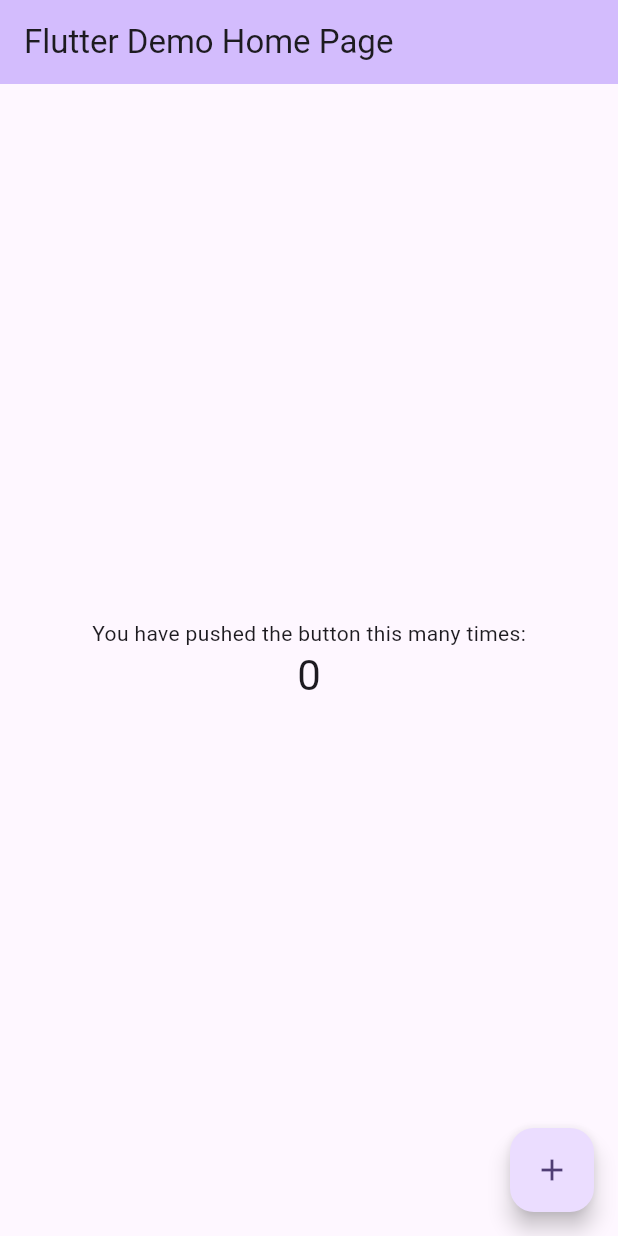
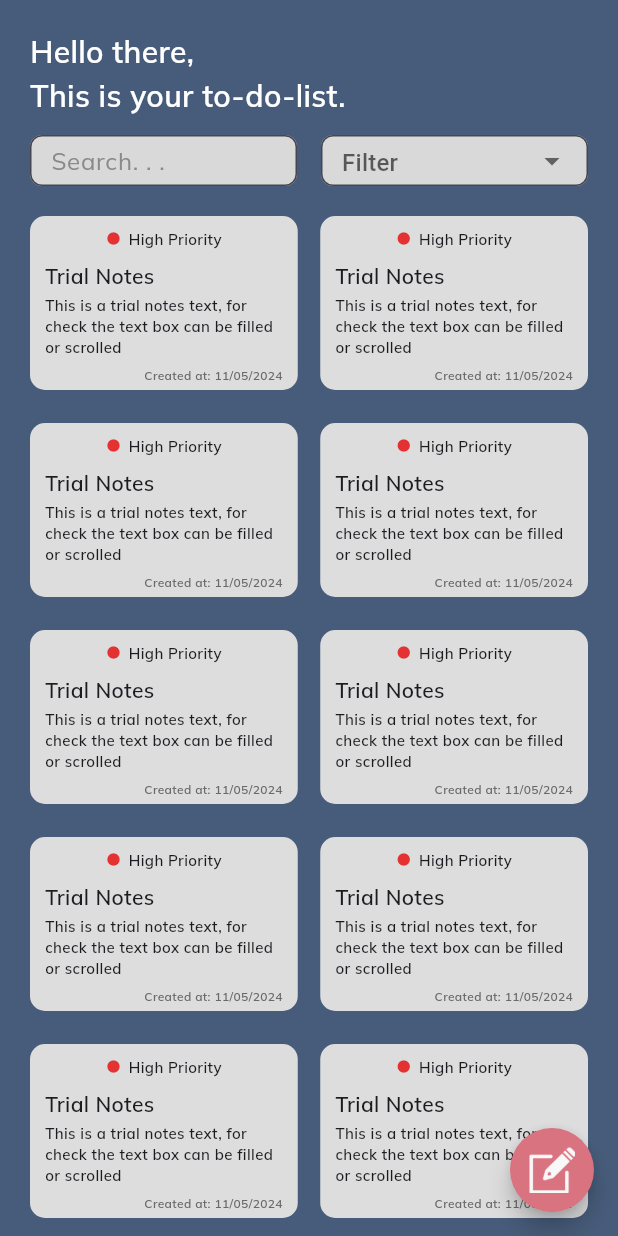
Before and after one commit to Hendri-M/todo-apps-sqflite, a Flutter app: the screen it shows after launch, on a phone screen of 412 x 824 dp. Run offline on Flutter 3.47's test engine with Material 3 defaults, Android fonts, the phone set to English and light mode, and no system bars; our stand-ins replace google_fonts.

Commit message:
feat: added home, grid, fab, filters

```diff
--- /dev/null
+++ b/lib/items/items.dart
@@ -0,0 +1 @@
+List<String> priorities = ["High Priority", "Low Priority"];
--- a/lib/main.dart
+++ b/lib/main.dart
@@ -1,125 +1,14 @@
 import 'package:flutter/material.dart';
 
-void main() {
-  runApp(const MyApp());
+import 'pages/homepage.dart';
+import 'pages/splashscreen.dart';
+
+void main(List<String> args) {
+  runApp(MaterialApp(
+    initialRoute: '/',
+    routes: {
+      '/': (context) => const Splashscreen(),
+      '/home': (context) => const Home()
+    },
+  ));
 }
-
-class MyApp extends StatelessWidget {
-  const MyApp({super.key});
-
-  // This widget is the root of your application.
-  @override
-  Widget build(BuildContext context) {
-    return MaterialApp(
-      title: 'Flutter Demo',
-      theme: ThemeData(
-        // This is the theme of your application.
-        //
-        // TRY THIS: Try running your application with "flutter run". You'll see
-        // the application has a purple toolbar. Then, without quitting the app,
-        // try changing the seedColor in the colorScheme below to Colors.green
-        // and then invoke "hot reload" (save your changes or press the "hot
-        // reload" button in a Flutter-supported IDE, or press "r" if you used
-        // the command line to start the app).
-        //
-        // Notice that the counter didn't reset back to zero; the application
-        // state is not lost during the reload. To reset the state, use hot
-        // restart instead.
-        //
-        // This works for code too, not just values: Most code changes can be
-        // tested with just a hot reload.
-        colorScheme: ColorScheme.fromSeed(seedColor: Colors.deepPurple),
-        useMaterial3: true,
-      ),
-      home: const MyHomePage(title: 'Flutter Demo Home Page'),
-    );
-  }
-}
-
-class MyHomePage extends StatefulWidget {
-  const MyHomePage({super.key, required this.title});
-
-  // This widget is the home page of your application. It is stateful, meaning
-  // that it has a State object (defined below) that contains fields that affect
-  // how it looks.
-
-  // This class is the configuration for the state. It holds the values (in this
-  // case the title) provided by the parent (in this case the App widget) and
-  // used by the build method of the State. Fields in a Widget subclass are
-  // always marked "final".
-
-  final String title;
-
-  @override
-  State<MyHomePage> createState() => _MyHomePageState();
-}
-
-class _MyHomePageState extends State<MyHomePage> {
-  int _counter = 0;
-
-  void _incrementCounter() {
-    setState(() {
-      // This call to setState tells the Flutter framework that something has
-      // changed in this State, which causes it to rerun the build method below
-      // so that the display can reflect the updated values. If we changed
-      // _counter without calling setState(), then the build method would not be
-      // called again, and so nothing would appear to happen.
-      _counter++;
-    });
-  }
-
-  @override
-  Widget build(BuildContext context) {
-    // This method is rerun every time setState is called, for instance as done
-    // by the _incrementCounter method above.
-    //
-    // The Flutter framework has been optimized to make rerunning build methods
-    // fast, so that you can just rebuild anything that needs updating rather
-    // than having to individually change instances of widgets.
-    return Scaffold(
-      appBar: AppBar(
-        // TRY THIS: Try changing the color here to a specific color (to
-        // Colors.amber, perhaps?) and trigger a hot reload to see the AppBar
-        // change color while the other colors stay the same.
-        backgroundColor: Theme.of(context).colorScheme.inversePrimary,
-        // Here we take the value from the MyHomePage object that was created by
-        // the App.build method, and use it to set our appbar title.
-        title: Text(widget.title),
-      ),
-      body: Center(
-        // Center is a layout widget. It takes a single child and positions it
-        // in the middle of the parent.
-        child: Column(
-          // Column is also a layout widget. It takes a list of children and
-          // arranges them vertically. By default, it sizes itself to fit its
-          // children horizontally, and tries to be as tall as its parent.
-          //
-          // Column has various properties to control how it sizes itself and
-          // how it positions its children. Here we use mainAxisAlignment to
-          // center the children vertically; the main axis here is the vertical
-          // axis because Columns are vertical (the cross axis would be
-          // horizontal).
-          //
-          // TRY THIS: Invoke "debug painting" (choose the "Toggle Debug Paint"
-          // action in the IDE, or press "p" in the console), to see the
-          // wireframe for each widget.
-          mainAxisAlignment: MainAxisAlignment.center,
-          children: <Widget>[
-            const Text(
-              'You have pushed the button this many times:',
-            ),
-            Text(
-              '$_counter',
-              style: Theme.of(context).textTheme.headlineMedium,
-            ),
-          ],
-        ),
-      ),
-      floatingActionButton: FloatingActionButton(
-        onPressed: _incrementCounter,
-        tooltip: 'Increment',
-        child: const Icon(Icons.add),
-      ), // This trailing comma makes auto-formatting nicer for build methods.
-    );
-  }
-}
--- /dev/null
+++ b/lib/pages/homepage.dart
@@ -0,0 +1,109 @@
+import 'package:flutter/material.dart';
+import 'package:todo_apps/items/items.dart';
+import 'package:todo_apps/themes/theme.dart';
+import 'package:todo_apps/widgets/staggered_grid.dart';
+
+class Home extends StatefulWidget {
+  const Home({super.key});
+
+  @override
+  State<Home> createState() => _HomeState();
+}
+
+class _HomeState extends State<Home> {
+  String? selectedPriority;
+
+  @override
+  Widget build(BuildContext context) {
+    return Scaffold(
+      backgroundColor: background,
+      floatingActionButton: FloatingActionButton(
+        onPressed: () {},
+        backgroundColor: fabColor,
+        splashColor: Colors.pink[300],
+        shape: const CircleBorder(),
+        child: Image.asset(
+          'assets/fabIcon.png',
+          scale: 3.5,
+        ),
+      ),
+      body: SafeArea(
+        child: Padding(
+          padding: const EdgeInsets.only(left: 20, top: 20, right: 20),
+          child: Column(
+            crossAxisAlignment: CrossAxisAlignment.start,
+            children: [
+              Text(
+                "Hello there,\nThis is your to-do-list.",
+                style: textStyle.copyWith(
+                    fontSize: 20,
+                    fontWeight: semiBoldText,
+                    color: textColorWhite),
+              ),
+              const SizedBox(height: 12),
+              Row(
+                children: [
+                  Expanded(
+                      child: TextFormField(
+                    decoration: InputDecoration(
+                      filled: true,
+                      isCollapsed: true,
+                      isDense: true,
+                      fillColor: barrierColor,
+                      hintText: 'Search. . .',
+                      hintStyle: textStyle.copyWith(
+                          fontWeight: regularText, color: hintColor),
+                      contentPadding:
+                          const EdgeInsets.only(left: 10, top: 5, bottom: 5),
+                      border: OutlineInputBorder(
+                        borderRadius: BorderRadius.circular(8),
+                      ),
+                    ),
+                    style: textStyle.copyWith(
+                        fontWeight: regularText, color: textColorBlack),
+                  )),
+                  const SizedBox(width: 16),
+                  Expanded(
+                    child: DropdownButtonFormField(
+                        decoration: InputDecoration(
+                          filled: true,
+                          isCollapsed: true,
+                          fillColor: barrierColor,
+                          hintText: 'Filter',
+                          hintStyle: textStyle.copyWith(
+                              fontWeight: regularText, color: hintColor),
+                          contentPadding: const EdgeInsets.only(
+                              left: 10, top: 5, bottom: 5),
+                          border: OutlineInputBorder(
+                            borderRadius: BorderRadius.circular(8),
+                          ),
+                        ),
+                        items: priorities
+                            .map((e) => DropdownMenuItem(
+                                value: e,
+                                child: Text(
+                                  e,
+                                  style: textStyle.copyWith(
+                                      fontWeight: regularText,
+                                      color: textColorBlack),
+                                )))
+                            .toList(),
+                        onChanged: (value) {
+                          setState(() {
+                            selectedPriority = value!;
+                          });
+                        }),
+                  )
+                ],
+              ),
+              const SizedBox(height: 15),
+              const Expanded(
+                child: GridViewNotes(),
+              )
+            ],
+          ),
+        ),
+      ),
+    );
+  }
+}
--- /dev/null
+++ b/lib/pages/splashscreen.dart
@@ -0,0 +1,28 @@
+import 'dart:async';
+
+import 'package:flutter/material.dart';
+import 'package:todo_apps/themes/theme.dart';
+
+class Splashscreen extends StatelessWidget {
+  const Splashscreen({super.key});
+
+  @override
+  Widget build(BuildContext context) {
+    Timer(const Duration(seconds: 2), () {
+      Navigator.pushNamedAndRemoveUntil(context, '/home', (route) => false);
+    });
+
+    return Container(
+      height: double.infinity,
+      width: double.infinity,
+      decoration: BoxDecoration(color: background),
+      child: Center(
+        child: Image.asset(
+          'assets/Icon.png',
+          width: 120,
+          height: 120,
+        ),
+      ),
+    );
+  }
+}
--- a/lib/themes/theme.dart
+++ b/lib/themes/theme.dart
@@ -9,7 +9,8 @@ Color formFieldBgColor = const Color(0xFFFFFFFF);
 Color barrierColor = const Color(0xFFD9D9D9);
 
 // Text Color
-Color textColor = const Color(0xFF000000);
+Color textColorBlack = const Color(0xFF000000);
+Color textColorWhite = const Color(0xFFFFFFFF);
 Color hintColor = const Color(0xFF8A8A8A);
 Color cretedColor = const Color(0xFF696969);
 
--- /dev/null
+++ b/lib/widgets/grid_notes.dart
@@ -0,0 +1,73 @@
+import 'package:flutter/material.dart';
+import 'package:todo_apps/themes/theme.dart';
+
+class NotesGrid extends StatelessWidget {
+  final String priorities;
+  final String title;
+  final String description;
+  final String createdAt;
+  final Color colorsPriority;
+
+  const NotesGrid(
+      {super.key,
+      required this.priorities,
+      required this.title,
+      required this.description,
+      required this.createdAt,
+      required this.colorsPriority});
+
+  @override
+  Widget build(BuildContext context) {
+    return Container(
+      decoration: BoxDecoration(
+          color: contentColor, borderRadius: BorderRadius.circular(10)),
+      child: Padding(
+        padding: const EdgeInsets.only(left: 10, top: 8, right: 10, bottom: 5),
+        child: Column(
+          crossAxisAlignment: CrossAxisAlignment.start,
+          children: [
+            Row(
+              mainAxisAlignment: MainAxisAlignment.center,
+              children: [
+                Icon(
+                  Icons.circle,
+                  size: 10,
+                  color: colorsPriority,
+                ),
+                const SizedBox(width: 5),
+                Text(
+                  priorities,
+                  style: textStyle.copyWith(
+                      fontSize: 10, fontWeight: semiBoldText),
+                )
+              ],
+            ),
+            const SizedBox(height: 8),
+            Text(
+              title,
+              style: textStyle.copyWith(fontSize: 14, fontWeight: semiBoldText),
+            ),
+            const SizedBox(height: 2),
+            Text(
+              description,
+              style: textStyle.copyWith(fontSize: 10, fontWeight: semiBoldText),
+            ),
+            const SizedBox(height: 6),
+            Row(
+              mainAxisAlignment: MainAxisAlignment.end,
+              children: [
+                Text(
+                  'Created at: $createdAt',
+                  style: textStyle.copyWith(
+                      fontSize: 8,
+                      fontWeight: semiBoldText,
+                      color: cretedColor),
+                )
+              ],
+            )
+          ],
+        ),
+      ),
+    );
+  }
+}
--- /dev/null
+++ b/lib/widgets/staggered_grid.dart
@@ -0,0 +1,43 @@
+import 'package:flutter/material.dart';
+import 'package:flutter_staggered_grid_view/flutter_staggered_grid_view.dart';
+import 'package:intl/intl.dart';
+import 'package:todo_apps/themes/theme.dart';
+import 'package:todo_apps/widgets/grid_notes.dart';
+
+class GridViewNotes extends StatelessWidget {
+  const GridViewNotes({super.key});
+
+  Color getColor(String color) {
+    switch (color) {
+      case "High Priority":
+        return prRed;
+      case "Medium Priority":
+        return prYellow;
+      case "Low Priority":
+        return prOrange;
+      default:
+        Colors.grey[400];
+    }
+    return Colors.grey;
+  }
+
+  @override
+  Widget build(BuildContext context) {
+    return MasonryGridView.builder(
+        itemCount: 10,
+        mainAxisSpacing: 22,
+        crossAxisSpacing: 15,
+        padding: const EdgeInsets.only(bottom: 10, top: 5),
+        gridDelegate: const SliverSimpleGridDelegateWithFixedCrossAxisCount(
+            crossAxisCount: 2),
+        itemBuilder: (context, idx) {
+          return NotesGrid(
+              priorities: 'High Priority',
+              title: 'Trial Notes',
+              description:
+                  'This is a trial notes text, for check the text box can be filled or scrolled',
+              createdAt: DateFormat("dd/MM/yyyy").format(DateTime.now()),
+              colorsPriority: getColor('High Priority'));
+        });
+  }
+}
--- a/pubspec.yaml
+++ b/pubspec.yaml
@@ -35,6 +35,8 @@ dependencies:
   # Use with the CupertinoIcons class for iOS style icons.
   cupertino_icons: ^1.0.6
   google_fonts: ^6.2.0
+  flutter_staggered_grid_view: ^0.7.0
+  intl: ^0.19.0
 
 dev_dependencies:
   flutter_test:
```
Also changed, not shown: assets/Search.png (added), assets/fabIcon.png (added), pubspec.lock.
